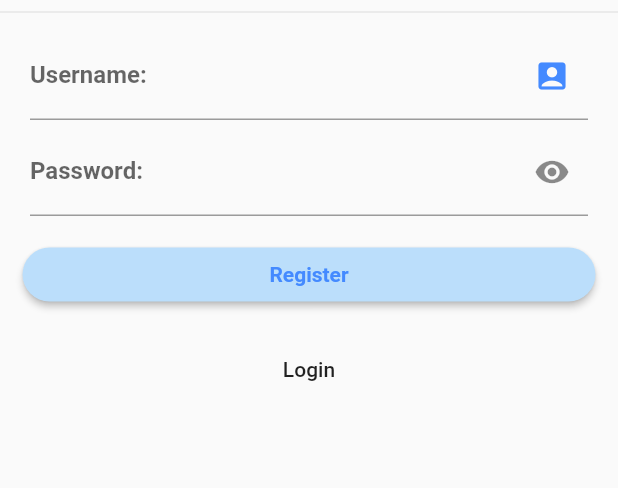
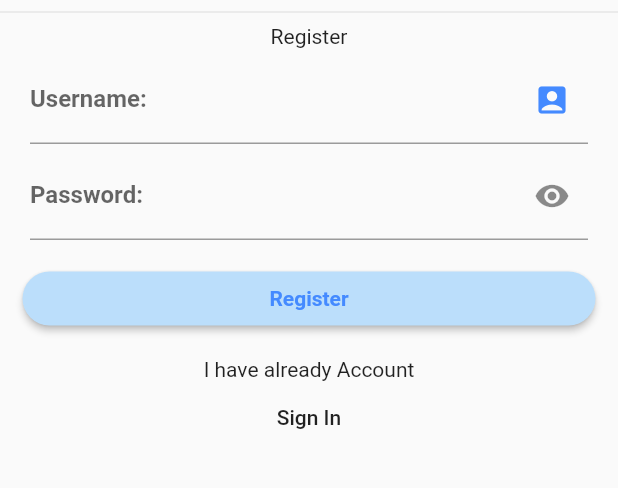
Before and after one commit to Trisnayudha/Breaking_News_Mobile, a Flutter app: the screen it shows after launch, after a tap on "Register", on a phone screen of 412 x 824 dp, the part 450-938 px from its top. Run offline on Flutter 3.47's test engine with Material 2 defaults, Android fonts, the phone set to English and light mode, and no system bars; our stand-ins replace curved_navigation_bar, firebase_auth, google_fonts; accounts and stored records are empty.

Commit message:
Toggle View

```diff
--- a/lib/authenticate/register.dart
+++ b/lib/authenticate/register.dart
@@ -2,7 +2,6 @@ import 'package:flutter/material.dart';
 import 'package:project_uas/service/auth.dart';
 
 class Register extends StatefulWidget {
-
   final Function toggleView;
   Register({this.toggleView});
   @override
@@ -31,6 +30,7 @@ class _RegisterState extends State<Register> {
                 height: 300.0,
               ),
               Divider(),
+              Text("Register"),
               Padding(
                 padding: const EdgeInsets.fromLTRB(20, 5, 20, 0),
                 child: TextFormField(
@@ -62,9 +62,8 @@ class _RegisterState extends State<Register> {
                   decoration: InputDecoration(
                     hintText: "Password",
                     suffixIcon: IconButton(
-                          icon: Icon(_securText
-                              ? Icons.remove_red_eye
-                              : Icons.security),
+                      icon: Icon(
+                          _securText ? Icons.remove_red_eye : Icons.security),
                       onPressed: () {
                         setState(() {
                           _securText = !_securText;
@@ -118,12 +117,17 @@ class _RegisterState extends State<Register> {
                   ),
                 ),
               ),
-                   FlatButton(child: Text("Login"),
+              Text("I have already Account"),
+              FlatButton(
+                child: Text("Sign In"),
                 onPressed: () {
                   widget.toggleView();
-                  },),
+                },
+              ),
             ],
           ),
-            )));
+        ),
+      ),
+    );
   }
 }
--- a/lib/authenticate/sign_in.dart
+++ b/lib/authenticate/sign_in.dart
@@ -34,6 +34,7 @@ class _SignInState extends State<SignIn> {
                     height: 300.0,
                   ),
                   Divider(),
+                  Text("Sign In",),
                   Padding(
                     padding: const EdgeInsets.fromLTRB(20, 5, 20, 0),
                     child: TextFormField(
@@ -121,10 +122,13 @@ class _SignInState extends State<SignIn> {
                       ),
                     ),
                   ),
-                  FlatButton(child: Text("Register"),
-                  onPressed: () {
-                    widget.toggleView();
-                  },),
+                  Text("I dont have already Account"),
+                  FlatButton(
+                    child: Text("Register"),
+                    onPressed: () {
+                      widget.toggleView();
+                    },
+                  ),
                 ],
               ),
             )));
```
Lines whose indentation alone changed are shown as unchanged.
